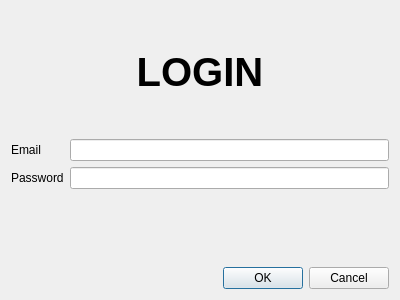
Qt form breadnbutter/gui/login.ui (jacksodl23/cs-205-pet-adoption) before a commit.
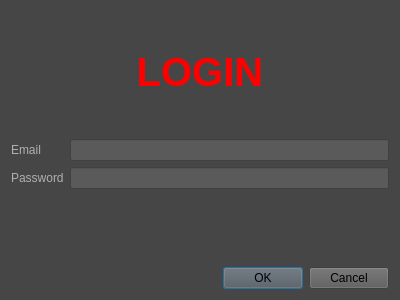
The same form after that commit.

Commit message: Updated color scheme and worked on pet display

Patch:
```diff
--- a/breadnbutter/gui/login.ui
+++ b/breadnbutter/gui/login.ui
@@ -13,6 +13,9 @@
   <property name="windowTitle">
    <string>Dialog</string>
   </property>
+  <property name="styleSheet">
+   <string notr="true">background-color: rgb(70, 70, 70);</string>
+  </property>
   <layout class="QGridLayout" name="gridLayout">
    <item row="0" column="0">
     <widget class="QLabel" name="loginLabel">
@@ -24,7 +27,7 @@
       </font>
      </property>
      <property name="text">
-      <string>LOGIN</string>
+      <string>&lt;b&gt;&lt;font color=red&gt;LOGIN&lt;/b&gt;&lt;font&gt;</string>
      </property>
      <property name="alignment">
       <set>Qt::AlignCenter</set>
@@ -35,28 +38,48 @@
     <layout class="QFormLayout" name="formLayout">
      <item row="0" column="0">
       <widget class="QLabel" name="emailLabel">
+       <property name="styleSheet">
+        <string notr="true">color: rgb(176, 175, 177);</string>
+       </property>
        <property name="text">
         <string>Email</string>
        </property>
       </widget>
      </item>
      <item row="0" column="1">
-      <widget class="QLineEdit" name="emailField"/>
+      <widget class="QLineEdit" name="emailField">
+       <property name="styleSheet">
+        <string notr="true">background-color: rgb(90, 90, 90);</string>
+       </property>
+      </widget>
      </item>
      <item row="1" column="0">
       <widget class="QLabel" name="passwordLabel">
+       <property name="styleSheet">
+        <string notr="true">color: rgb(176, 175, 177);</string>
+       </property>
        <property name="text">
         <string>Password</string>
        </property>
       </widget>
      </item>
      <item row="1" column="1">
-      <widget class="QLineEdit" name="passwordField"/>
+      <widget class="QLineEdit" name="passwordField">
+       <property name="styleSheet">
+        <string notr="true">background-color: rgb(90, 90, 90);</string>
+       </property>
+       <property name="echoMode">
+        <enum>QLineEdit::Password</enum>
+       </property>
+      </widget>
      </item>
     </layout>
    </item>
    <item row="2" column="0">
     <widget class="QDialogButtonBox" name="loginOkay">
+     <property name="styleSheet">
+      <string notr="true">background-color: rgb(90, 90, 90);</string>
+     </property>
      <property name="orientation">
       <enum>Qt::Horizontal</enum>
      </property>
```
The commit also changes 11 other files.
